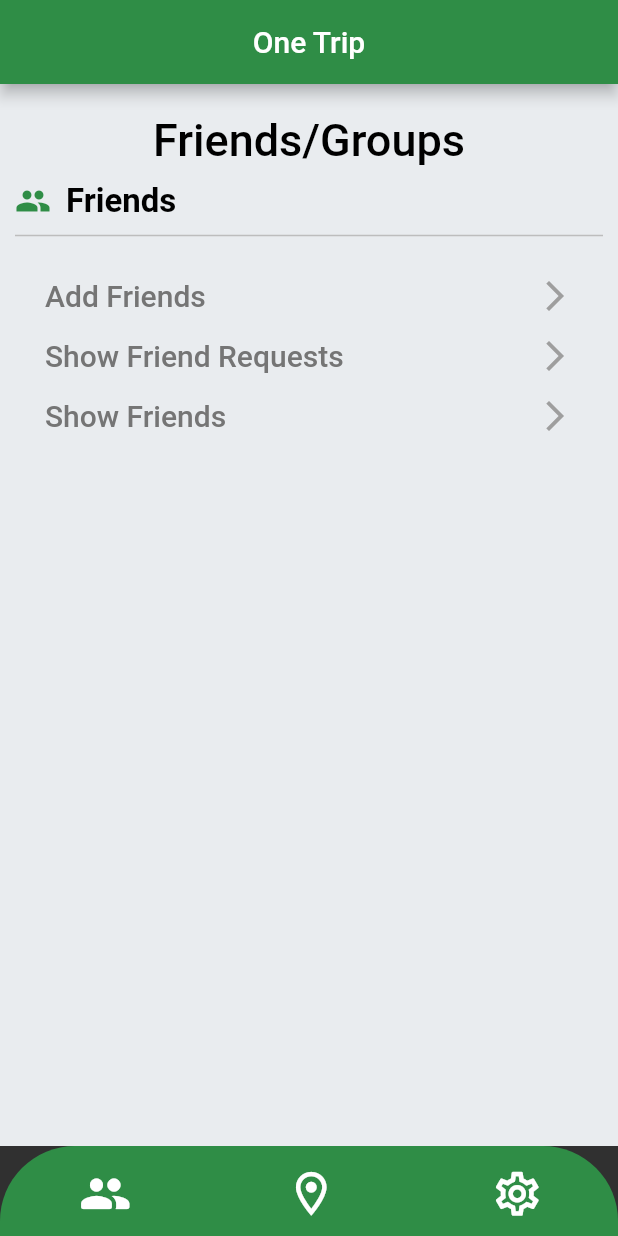
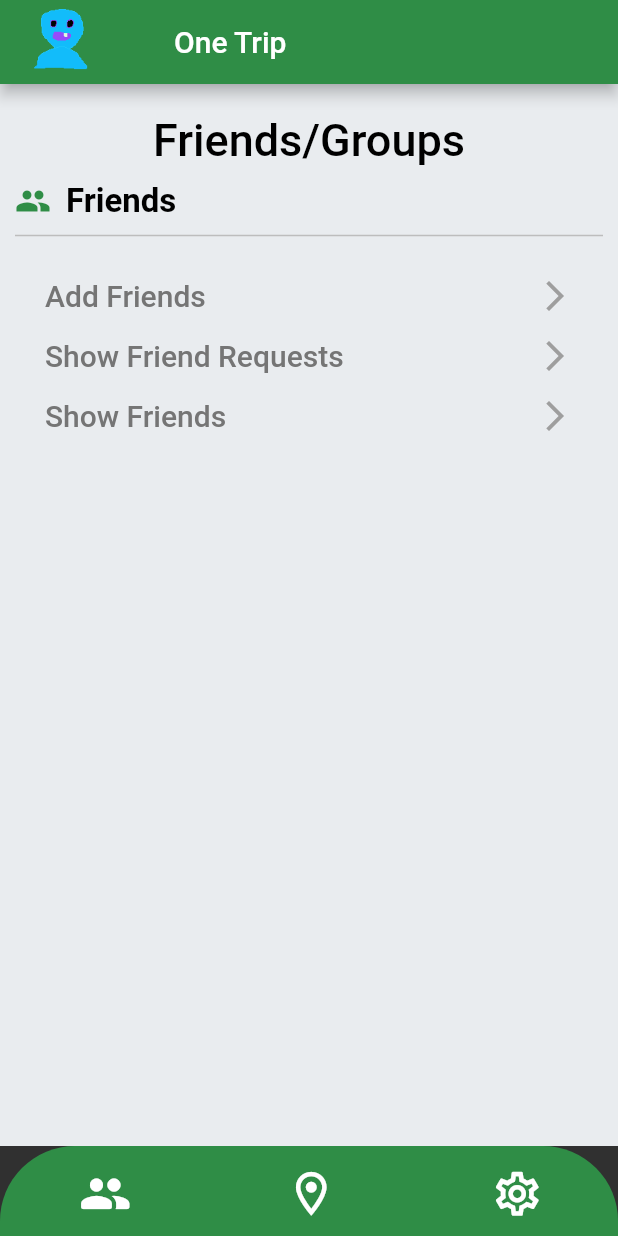
Before and after one commit to Sehenswurdigkeiten-Projekt/Sehenswuerdigkeiten, a Flutter app: the HomePage screen opened directly, on a phone screen of 412 x 824 dp. Run offline on Flutter 3.47's test engine with Material 2 defaults, Android fonts, the phone set to English and light mode, and no system bars; our stand-ins replace convert, flutter_map, latlong, latlong2, location, rflutter_alert; missing offline and left inert: flutter_launcher_icons, flutter_mapbox_navigation, mapbox_gl; network calls fail.

Commit message:
Made that the ProfilePic is displayed and fixed small bug with the search bar :happy: :thumbsup:

```diff
--- a/lib/mainstrukturwebseite.dart
+++ b/lib/mainstrukturwebseite.dart
@@ -103,15 +103,22 @@ class HomePage extends StatefulWidget {
   const HomePage({Key? key}) : super(key: key);
 
   @override
-  _HomePageState createState() => _HomePageState();
+  HomePageState createState() => HomePageState();
 }
 
-class _HomePageState extends State<HomePage> {
-  var imageString = "assets/gps_images/gps_image0";
+class HomePageState extends State<HomePage> {
+  static var imageString = "assets/gps_images/gps_image0.png";
   int pageIndex = 0;
+  static late HomePageState _homePageState;
 
+  HomePageState(){
+    _homePageState = this;
+  }
+  static HomePageState get homePageState => _homePageState;
   Icon customIcon = const Icon(Icons.search);
-  Widget customSearchBar = Text("One Trip");
+  bool normalSearchBar = true;
+  late Widget customSearchBar;
+
 
 
   final pages = [
@@ -122,13 +129,35 @@ class _HomePageState extends State<HomePage> {
 
   //GET_USERINFO:30000
   //body .> username, token -> res ist Bild auch.
-  void updateProfilePicture(var name){
-    imageString = name;
-
+   void updateProfilePicture(var name){
+    print("JETZT IMAGE GEUPDATED");
+    setState(() {imageString = name;});
   }
 
   @override
   Widget build(BuildContext context) {
+     if(normalSearchBar){
+       customSearchBar = Row(
+         children: [
+           Container(
+               width: 50,
+               height: 50,
+               child: Image.asset(imageString)),
+           SizedBox(width: 50),
+           Text("One Trip"),
+         ],
+       );
+     }else{
+       customSearchBar = ListTile(
+         leading: Icon(
+           Icons.search,
+           color: Colors.white,
+           size: 28,
+         ),
+         title: AutocompleteBar(),
+       );
+     }
+
 
     return Scaffold(
       appBar: AppBar(
@@ -141,18 +170,22 @@ class _HomePageState extends State<HomePage> {
               setState(() {
                 if (customIcon.icon == Icons.search) {
                   customIcon = const Icon(Icons.cancel);
-                  customSearchBar = ListTile(
-                    leading: Icon(
-                      Icons.search,
-                      color: Colors.white,
-                      size: 28,
-                    ),
-                    title: AutocompleteBar(),
-                  );
+                  normalSearchBar = false;
                 }  else {
                   customIcon = const Icon(Icons.search);
-                  customSearchBar = const Text('One Trip');
-
+                  customSearchBar = Row(
+                    children: [
+                      Container(
+                        width: 50,
+                        height: 50,
+                        child: Image.asset(
+                            imageString,
+                        ),
+                      ),
+                      SizedBox(width: 50),
+                      Text("One Trip"),
+                    ],
+                  );
                 }
               });
             },
@@ -167,8 +200,6 @@ class _HomePageState extends State<HomePage> {
       bottomNavigationBar: buildMyNavBar(context),
     );
   }
-
-
 
   Container buildMyNavBar(BuildContext context) {
     return Container(
@@ -188,6 +219,7 @@ class _HomePageState extends State<HomePage> {
             enableFeedback: false,
             onPressed: () {
               setState(() {
+                normalSearchBar = true;
                 pageIndex = 0;
               });
             },
@@ -207,6 +239,7 @@ class _HomePageState extends State<HomePage> {
             enableFeedback: false,
             onPressed: () {
               setState(() {
+                normalSearchBar = true;
                 pageIndex = 1;
               });
             },
@@ -226,6 +259,7 @@ class _HomePageState extends State<HomePage> {
             enableFeedback: false,
             onPressed: () {
               setState(() {
+                normalSearchBar = true;
                 pageIndex = 2;
               });
             },
@@ -321,7 +355,6 @@ class _Page2State extends State<Page2> {
   late Timer timerFriendLocation;
   late LatLng ownLocationLatLng;
   late List<dynamic> friendLocationListLatLng;
-
   late MapboxMapController mapboxmapcontroller; //Der controller für die Circles etc.
   var myColorCircle = '#006992';
   var otherColorCircle = '#009229';
@@ -336,7 +369,7 @@ class _Page2State extends State<Page2> {
     super.initState();
     timerOwnLocation = Timer.periodic(Duration(seconds: 1), (timer) async { //Hier der Timer zum updaten der eigenen Location!
       if(mapboxmapcontroller == null) return;
-      //print("Eigene Location loading");
+      print("Eigene Location loading");
 
       ownLocationLatLng = (await acquireCurrentLocation())!;
 
@@ -353,7 +386,7 @@ class _Page2State extends State<Page2> {
 
     timerFriendLocation = Timer.periodic(Duration(seconds: 5), (timer) async { //Hier der Timer zum updaten der Freunde Location!
       if(mapboxmapcontroller == null) return;
-      //print("Other Location Loading");
+      print("Other Location Loading");
       friendLocationListLatLng = (await acquireOthersLocation(ownLocationLatLng));
       for(var i=0; i<friendListSymbols.length; i++){
         if(friendLocationListLatLng[i]['Lon'] == null || friendLocationListLatLng[i]['Lat'] == null) continue;
```
Also changed, not shown: lib/ImageGpsViewer.dart (+6 -4 lines).
